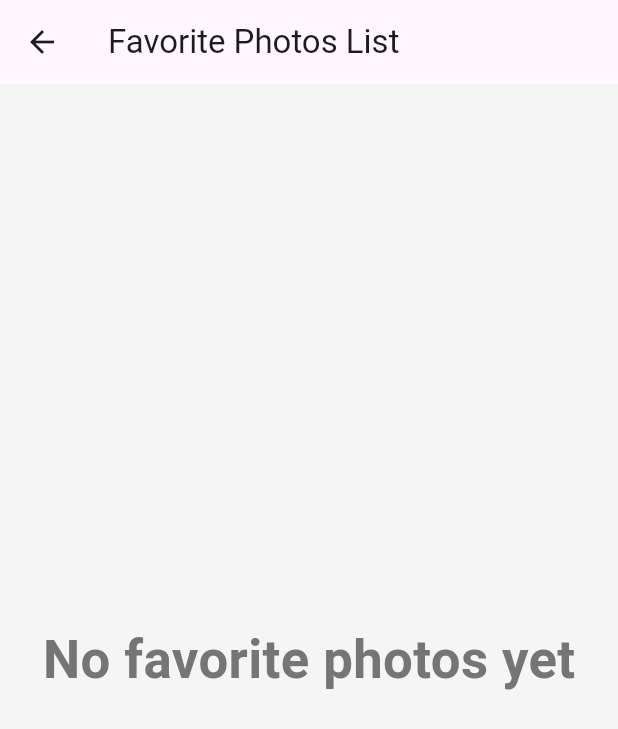
After one commit to mdrislam/bit-mascot-assessment, a Flutter app: the FavoriteScreen screen opened by its route, on a phone screen of 412 x 824 dp. The commit adds this screen. Shown: the top 729 px of the screen. Run offline on Flutter 3.47's test engine with Material 3 defaults, Android fonts, the phone set to English and light mode, and no system bars; our stand-ins replace get, get_storage, shimmer; accounts and stored records are empty.

Commit message:
make favorite page and show favorite items which has been saven in local store

```diff
--- a/lib/core/routes/app_pages.dart
+++ b/lib/core/routes/app_pages.dart
@@ -1,5 +1,7 @@
 import 'package:bit_mascot_assessment/core/routes/app_routes.dart';
 import 'package:bit_mascot_assessment/data/remote/featurs/home/repositories/home_repositories.dart';
+import 'package:bit_mascot_assessment/features/favorite/controllers/favourite_controller.dart';
+import 'package:bit_mascot_assessment/features/favorite/views/favorite_screen.dart';
 import 'package:bit_mascot_assessment/features/home/controllers/home_controller.dart';
 import 'package:bit_mascot_assessment/features/home/views/home_screen.dart';
 import 'package:bit_mascot_assessment/features/login/controllers/login_controller.dart';
@@ -18,6 +20,13 @@ abstract class AppPages {
       }),
     ),
     GetPage(
+      name: AppRoutes.login,
+      page: () => const LoginScreen(),
+      binding: BindingsBuilder(() {
+        Get.lazyPut<LoginController>(() => LoginController());
+      }),
+    ),
+    GetPage(
       name: AppRoutes.home,
       page: () => HomeScreen(),
       binding: BindingsBuilder(() {
@@ -26,11 +35,12 @@ abstract class AppPages {
         );
       }),
     ),
+
     GetPage(
-      name: AppRoutes.login,
-      page: () => const LoginScreen(),
+      name: AppRoutes.favorite,
+      page: () => const FavoriteScreen(),
       binding: BindingsBuilder(() {
-        Get.lazyPut<LoginController>(() => LoginController());
+        Get.lazyPut<FavouriteController>(() => FavouriteController());
       }),
     ),
   ];
--- a/lib/core/routes/app_routes.dart
+++ b/lib/core/routes/app_routes.dart
@@ -2,4 +2,5 @@ class AppRoutes {
   static const initial = '/';
   static const home = '/home';
   static const login = '/login';
+  static const favorite = '/favorite';
 }
--- a/lib/core/theme/app_sizes.dart
+++ b/lib/core/theme/app_sizes.dart
@@ -42,6 +42,7 @@ class AppSizes {
   static const double loadingIndicatorStock = 2;
   //image height ratio
   static const double imageHeightRatio = 0.15;
+  static const double imageHeightRatioHeight = 0.20;
   // Card elevation
   static const double cardElevationZero = 0;
   //separator height
--- a/lib/features/home/controllers/home_controller.dart
+++ b/lib/features/favorite/controllers/favourite_controller.dart
@@ -1,51 +1,26 @@
 import 'package:bit_mascot_assessment/data/local/app_local_storage.dart';
 import 'package:bit_mascot_assessment/data/remote/featurs/home/models/photo_model.dart';
-import 'package:bit_mascot_assessment/data/remote/featurs/home/repositories/home_repositories.dart';
 import 'package:bit_mascot_assessment/global_widgets/snakbar_utils.dart';
-import 'package:flutter/material.dart';
 import 'package:get/get.dart';
 
-class HomeController extends GetxController {
-  HomeController({required HomeRepositories repository})
-    : _repository = repository;
-
-  final HomeRepositories _repository;
-  final RxList<PhotoModel> photos = <PhotoModel>[].obs;
-  List<PhotoModel> favoritePhotos = <PhotoModel>[];
+class FavouriteController extends GetxController {
+  RxList<PhotoModel> favoritePhotos = <PhotoModel>[].obs;
   final isLoading = false.obs;
-  final scrollController = ScrollController();
-  int _page = 1;
-  final int _limit = 10;
 
   @override
   void onInit() {
-    fetchPhotos();
-    _setupScrollController();
     loadFavorites();
+
     super.onInit();
   }
 
-  void _setupScrollController() {
-    scrollController.addListener(() {
-      if (scrollController.position.pixels ==
-          scrollController.position.maxScrollExtent) {
-        fetchPhotos();
-      }
-    });
-  }
-
-  Future<void> fetchPhotos() async {
+  Future<void> loadFavorites() async {
     if (isLoading.value) return;
 
     isLoading.value = true;
     try {
-      final newPhotos = await _repository.getPhotos(
-        page: _page,
-        limit: _limit,
-        favoriteIds: favoritePhotos,
-      );
-      photos.addAll(newPhotos);
-      _page++;
+      final stored = AppLocalStorage.getFavoritePhotos();
+      favoritePhotos.assignAll(stored);
     } catch (e) {
       SnackbarUtil.show('Failed to load photos', type: SnackbarType.error);
     } finally {
@@ -78,9 +53,4 @@ class HomeController extends GetxController {
   }
 
   bool isFavorite(int id) => favoritePhotos.any((p) => p.id == id);
-
-  void loadFavorites() {
-    final stored = AppLocalStorage.getFavoritePhotos();
-    favoritePhotos.assignAll(stored);
-  }
 }
--- /dev/null
+++ b/lib/features/favorite/views/favorite_screen.dart
@@ -0,0 +1,56 @@
+import 'package:bit_mascot_assessment/core/theme/app_colors.dart';
+import 'package:bit_mascot_assessment/core/theme/app_text_styles.dart';
+
+import 'package:bit_mascot_assessment/core/utils/app_responsive_info.dart';
+import 'package:bit_mascot_assessment/features/favorite/controllers/favourite_controller.dart';
+
+import 'package:bit_mascot_assessment/global_widgets/photo_card.dart';
+import 'package:bit_mascot_assessment/global_widgets/photos_loader_effect.dart';
+
+import 'package:flutter/material.dart';
+import 'package:get/state_manager.dart';
+
+class FavoriteScreen extends GetView<FavouriteController> {
+  const FavoriteScreen({super.key});
+
+  @override
+  Widget build(BuildContext context) {
+    return Scaffold(
+      backgroundColor: AppColors.surface,
+      appBar: AppBar(title: const Text('Favorite Photos List')),
+      body: Obx(() {
+        if (controller.isLoading.value && controller.favoritePhotos.isEmpty) {
+          return PhotosLoaderEffect();
+        } else if (controller.favoritePhotos.isEmpty) {
+          return Center(
+            child: Text(
+              'No favorite photos yet',
+              style: AppTextStyles.headline1.copyWith(
+                color: AppColors.textSecondary,
+              ),
+            ),
+          );
+        }
+        return ListView.separated(
+          itemCount: controller.favoritePhotos.length,
+          separatorBuilder: (context, index) => Padding(
+            padding: AppResponsiveInfo.paddingSymmetric(
+              horizontal: 10,
+              vertical: 3,
+            ),
+            child: Divider(color: AppColors.divider, height: 1, thickness: 1),
+          ),
+          itemBuilder: (context, index) {
+            return PhotoCard(
+              photo: controller.favoritePhotos[index],
+              forHome: false,
+              onFavorite: () =>
+                  controller.toggleFavorite(controller.favoritePhotos[index]),
+              onTap: () {},
+            );
+          },
+        );
+      }),
+    );
+  }
+}
--- a/lib/features/home/views/home_screen.dart
+++ b/lib/features/home/views/home_screen.dart
@@ -1,13 +1,16 @@
+import 'package:bit_mascot_assessment/core/routes/app_routes.dart';
 import 'package:bit_mascot_assessment/core/theme/app_colors.dart';
 import 'package:bit_mascot_assessment/core/theme/app_sizes.dart';
 
 import 'package:bit_mascot_assessment/core/utils/app_responsive_info.dart';
 import 'package:bit_mascot_assessment/features/home/controllers/home_controller.dart';
-import 'package:bit_mascot_assessment/features/home/views/components/photo_card.dart';
+import 'package:bit_mascot_assessment/global_widgets/photo_card.dart';
 import 'package:bit_mascot_assessment/global_widgets/photos_loader_effect.dart';
 
 import 'package:flutter/material.dart';
-import 'package:get/state_manager.dart';
+import 'package:get/get.dart';
+
+import '../../../core/theme/app_text_styles.dart';
 
 class HomeScreen extends GetView<HomeController> {
   const HomeScreen({super.key});
@@ -20,7 +23,9 @@ class HomeScreen extends GetView<HomeController> {
         title: const Text('Photos List'),
         actions: [
           IconButton(
-            onPressed: () {},
+            onPressed: () {
+              Get.toNamed(AppRoutes.favorite);
+            },
             icon: Icon(
               Icons.favorite,
               color: AppColors.error,
@@ -33,6 +38,15 @@ class HomeScreen extends GetView<HomeController> {
       body: Obx(() {
         if (controller.isLoading.value && controller.photos.isEmpty) {
           return PhotosLoaderEffect();
+        } else if (controller.photos.isEmpty) {
+          return Center(
+            child: Text(
+              'No photos available',
+              style: AppTextStyles.headline1.copyWith(
+                color: AppColors.textSecondary,
+              ),
+            ),
+          );
         }
         return ListView.separated(
           controller: controller.scrollController,
```
Also changed, not shown: lib/global_widgets/photo_card.dart (renamed from lib/features/home/views/components/photo_card.dart, +18 -7 lines).
